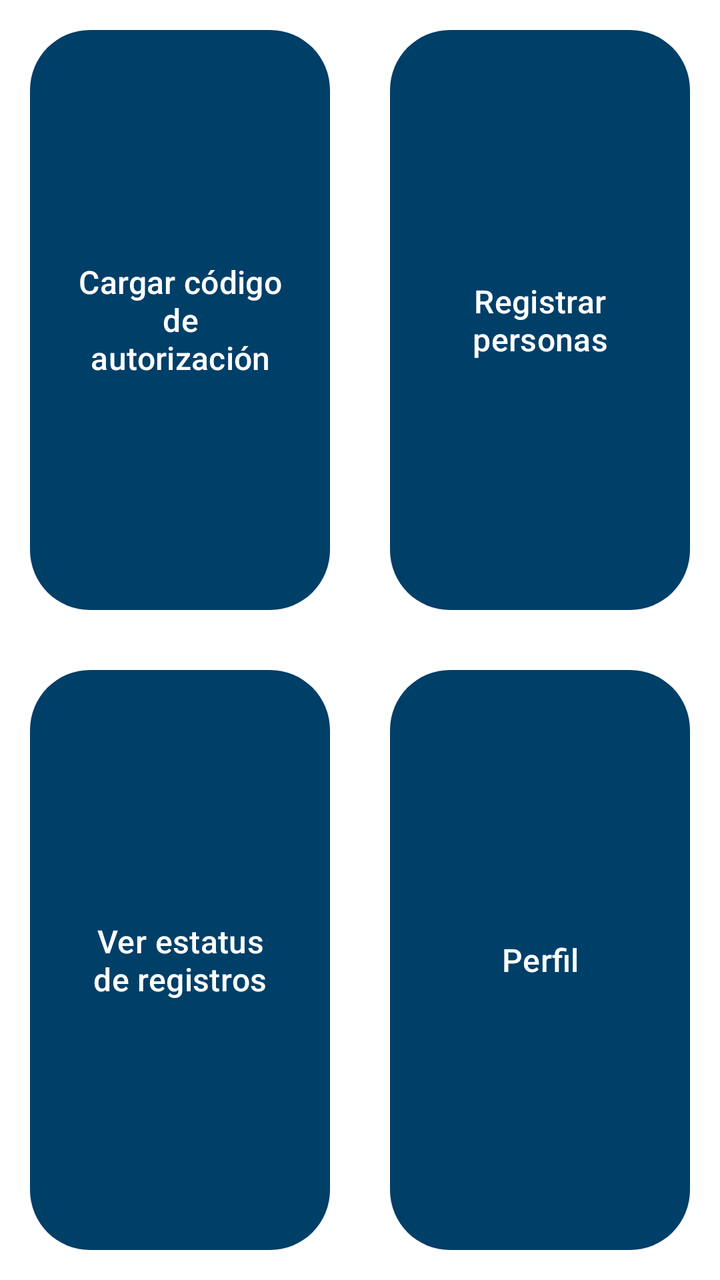
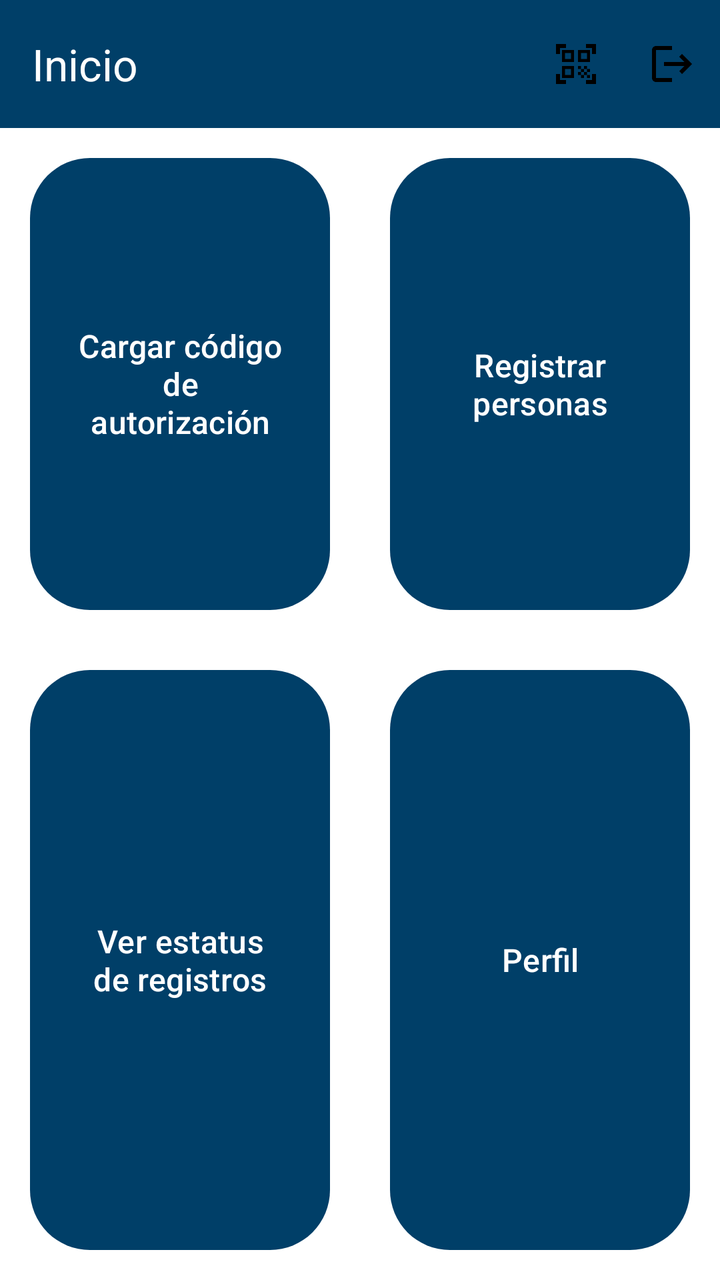

An Android layout rendered at two revisions. The XML below is the earlier revision; the diff shows what the commit changed to produce the second picture.
<!-- AndroidManifest.xml: application theme Theme.FundacionJubileo -->
<!-- res/layout/activity_home.xml -->
<?xml version="1.0" encoding="utf-8"?>
<androidx.constraintlayout.widget.ConstraintLayout xmlns:android="http://schemas.android.com/apk/res/android"
    xmlns:app="http://schemas.android.com/apk/res-auto"
    xmlns:tools="http://schemas.android.com/tools"
    android:id="@+id/main"
    android:layout_width="match_parent"
    android:layout_height="match_parent"
    tools:context=".HomeActivity"
    android:background="@color/white">

    <androidx.constraintlayout.widget.Guideline
        android:id="@+id/guidelineV"
        android:layout_width="wrap_content"
        android:layout_height="wrap_content"
        android:orientation="vertical"
        app:layout_constraintGuide_percent="0.5"/>

    <androidx.constraintlayout.widget.Guideline
        android:id="@+id/guidelineH"
        android:layout_width="wrap_content"
        android:layout_height="wrap_content"
        android:orientation="horizontal"
        app:layout_constraintGuide_percent="0.5"/>

    
    <com.google.android.material.button.MaterialButton
        android:id="@+id/btnCodigo"
        android:text="Cargar código de autorización"
        android:textSize="16sp"
        app:cornerRadius="30dp"
        android:layout_width="0dp"
        android:layout_height="0dp"
        android:insetTop="0dp"
        android:insetBottom="0dp"
        android:layout_margin="15dp"
        app:layout_constraintTop_toTopOf="parent"
        app:layout_constraintBottom_toTopOf="@id/guidelineH"
        app:layout_constraintStart_toStartOf="parent"
        app:layout_constraintEnd_toStartOf="@id/guidelineV"/>

    
    <com.google.android.material.button.MaterialButton
        android:id="@+id/btnRegistrar"
        android:text="Registrar personas"
        android:textSize="16sp"
        app:cornerRadius="30dp"
        android:layout_width="0dp"
        android:layout_height="0dp"
        android:insetTop="0dp"
        android:layout_margin="15dp"
        android:insetBottom="0dp"
        app:layout_constraintTop_toTopOf="parent"
        app:layout_constraintBottom_toTopOf="@id/guidelineH"
        app:layout_constraintStart_toEndOf="@id/guidelineV"
        app:layout_constraintEnd_toEndOf="parent"/>

    
    <com.google.android.material.button.MaterialButton
        android:id="@+id/btnEstatus"
        android:text="Ver estatus de registros"
        android:textSize="16sp"
        android:layout_width="0dp"
        app:cornerRadius="30dp"
        android:layout_height="0dp"
        android:insetTop="0dp"
        android:insetBottom="0dp"
        android:layout_margin="15dp"
        app:layout_constraintTop_toBottomOf="@id/guidelineH"
        app:layout_constraintBottom_toBottomOf="parent"
        app:layout_constraintStart_toStartOf="parent"
        app:layout_constraintEnd_toStartOf="@id/guidelineV"/>

    
    <com.google.android.material.button.MaterialButton
        android:id="@+id/btnPerfil"
        android:text="Perfil"
        android:textSize="16sp"
        android:layout_width="0dp"
        app:cornerRadius="30dp"
        android:layout_height="0dp"
        android:insetTop="0dp"
        android:insetBottom="0dp"
        android:layout_margin="15dp"
        app:layout_constraintTop_toBottomOf="@id/guidelineH"
        app:layout_constraintBottom_toBottomOf="parent"
        app:layout_constraintStart_toEndOf="@id/guidelineV"
        app:layout_constraintEnd_toEndOf="parent"/>

</androidx.constraintlayout.widget.ConstraintLayout>
<!-- resources referenced by this layout -->
<resources>
  <color name="white">#FFFFFFFF</color>
  <style name="Theme.FundacionJubileo" parent="Base.Theme.FundacionJubileo" />
  <style name="Base.Theme.FundacionJubileo" parent="Theme.Material3.DayNight.NoActionBar">
          
          
          <item name="colorPrimary">@color/colorPrimary</item>
          <item name="colorOnPrimary">@color/white</item>
          <item name="colorSecondary">@color/colorSecondary</item>
          <item name="android:textCursorDrawable">@drawable/custom_cursor</item>
      </style>
  <color name="colorPrimary">#003F68</color>
  <color name="colorSecondary">#B6B1AA</color>
  <!-- drawable custom_cursor (drawable) -->
  <?xml version="1.0" encoding="utf-8"?>
  <shape xmlns:android="http://schemas.android.com/apk/res/android"
      android:shape="rectangle">
      <size android:width="2dp"/>
      <solid android:color="@color/colorPrimary"/> 
  </shape>
</resources>

<!-- the commit's change to res/layout/activity_home.xml (unified diff, before → after) -->
@@ -1,5 +1,6 @@
 <?xml version="1.0" encoding="utf-8"?>
-<androidx.constraintlayout.widget.ConstraintLayout xmlns:android="http://schemas.android.com/apk/res/android"
+<androidx.constraintlayout.widget.ConstraintLayout
+    xmlns:android="http://schemas.android.com/apk/res/android"
     xmlns:app="http://schemas.android.com/apk/res-auto"
     xmlns:tools="http://schemas.android.com/tools"
     android:id="@+id/main"
@@ -8,6 +9,21 @@
     tools:context=".HomeActivity"
     android:background="@color/white">
 
+    
+    <com.google.android.material.appbar.MaterialToolbar
+        android:id="@+id/toolbar"
+        android:layout_width="0dp"
+        android:layout_height="?attr/actionBarSize"
+        android:background="?attr/colorPrimary"
+        app:title="Inicio"
+        app:titleCentered="false"
+        app:titleTextColor="@android:color/white"
+        app:menu="@menu/menu_home"
+        app:layout_constraintTop_toTopOf="parent"
+        app:layout_constraintStart_toStartOf="parent"
+        app:layout_constraintEnd_toEndOf="parent" />
+
+    
     <androidx.constraintlayout.widget.Guideline
         android:id="@+id/guidelineV"
         android:layout_width="wrap_content"
@@ -33,7 +49,7 @@
         android:insetTop="0dp"
         android:insetBottom="0dp"
         android:layout_margin="15dp"
-        app:layout_constraintTop_toTopOf="parent"
+        app:layout_constraintTop_toBottomOf="@id/toolbar"
         app:layout_constraintBottom_toTopOf="@id/guidelineH"
         app:layout_constraintStart_toStartOf="parent"
         app:layout_constraintEnd_toStartOf="@id/guidelineV"/>
@@ -49,7 +65,7 @@
         android:insetTop="0dp"
         android:layout_margin="15dp"
         android:insetBottom="0dp"
-        app:layout_constraintTop_toTopOf="parent"
+        app:layout_constraintTop_toBottomOf="@id/toolbar"
         app:layout_constraintBottom_toTopOf="@id/guidelineH"
         app:layout_constraintStart_toEndOf="@id/guidelineV"
         app:layout_constraintEnd_toEndOf="parent"/>
